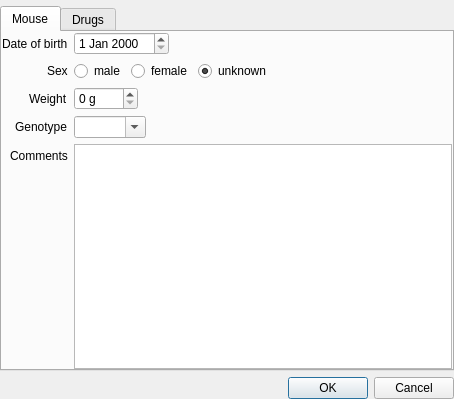
Before: the Qt Designer form GUI/StartScreen.ui in MarinManuel/PhysioMonitor, drawn with Qt 5.
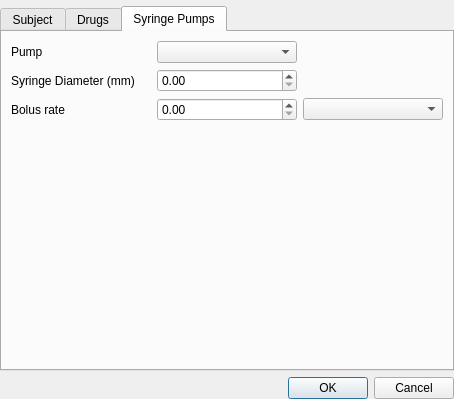
After: the same form once the commit is applied. The open tabs and pages were chosen to show the change.

```diff
--- a/GUI/StartScreen.ui
+++ b/GUI/StartScreen.ui
@@ -44,7 +44,7 @@
        </property>
        <widget class="QWidget" name="tabWidgetPage1">
         <attribute name="title">
-         <string>Mouse</string>
+         <string>Subject</string>
         </attribute>
         <layout class="QHBoxLayout" name="horizontalLayout_3">
          <property name="leftMargin">
@@ -78,7 +78,14 @@
             </widget>
            </item>
            <item row="0" column="1">
-            <widget class="QDateEdit" name="mouseDoBBox"/>
+            <widget class="QDateEdit" name="subjectDoBBox">
+             <property name="displayFormat">
+              <string>yyyy-MM-dd</string>
+             </property>
+             <property name="calendarPopup">
+              <bool>true</bool>
+             </property>
+            </widget>
            </item>
            <item row="1" column="0">
             <widget class="QLabel" name="label_2">
@@ -304,6 +311,59 @@
          </item>
         </layout>
        </widget>
+       <widget class="QWidget" name="tabWidgetPage3">
+        <attribute name="title">
+         <string>Syringe Pumps</string>
+        </attribute>
+        <layout class="QGridLayout" name="gridLayout">
+         <item row="2" column="1">
+          <widget class="QDoubleSpinBox" name="doubleSpinBox"/>
+         </item>
+         <item row="2" column="2">
+          <widget class="QComboBox" name="comboBox"/>
+         </item>
+         <item row="2" column="0">
+          <widget class="QLabel" name="label_7">
+           <property name="text">
+            <string>Bolus rate</string>
+           </property>
+          </widget>
+         </item>
+         <item row="1" column="1">
+          <widget class="QDoubleSpinBox" name="syringeDiamSpinBox"/>
+         </item>
+         <item row="1" column="0">
+          <widget class="QLabel" name="label_6">
+           <property name="text">
+            <string>Syringe Diameter (mm)</string>
+           </property>
+          </widget>
+         </item>
+         <item row="0" column="0">
+          <widget class="QLabel" name="label_5">
+           <property name="text">
+            <string>Pump</string>
+           </property>
+          </widget>
+         </item>
+         <item row="0" column="1">
+          <widget class="QComboBox" name="pumpComboBox"/>
+         </item>
+         <item row="3" column="0">
+          <spacer name="verticalSpacer">
+           <property name="orientation">
+            <enum>Qt::Vertical</enum>
+           </property>
+           <property name="sizeHint" stdset="0">
+            <size>
+             <width>20</width>
+             <height>40</height>
+            </size>
+           </property>
+          </spacer>
+         </item>
+        </layout>
+       </widget>
       </widget>
      </item>
      <item>
```
Left out of the diff: 37 changed lines with no effect on the pictures.
